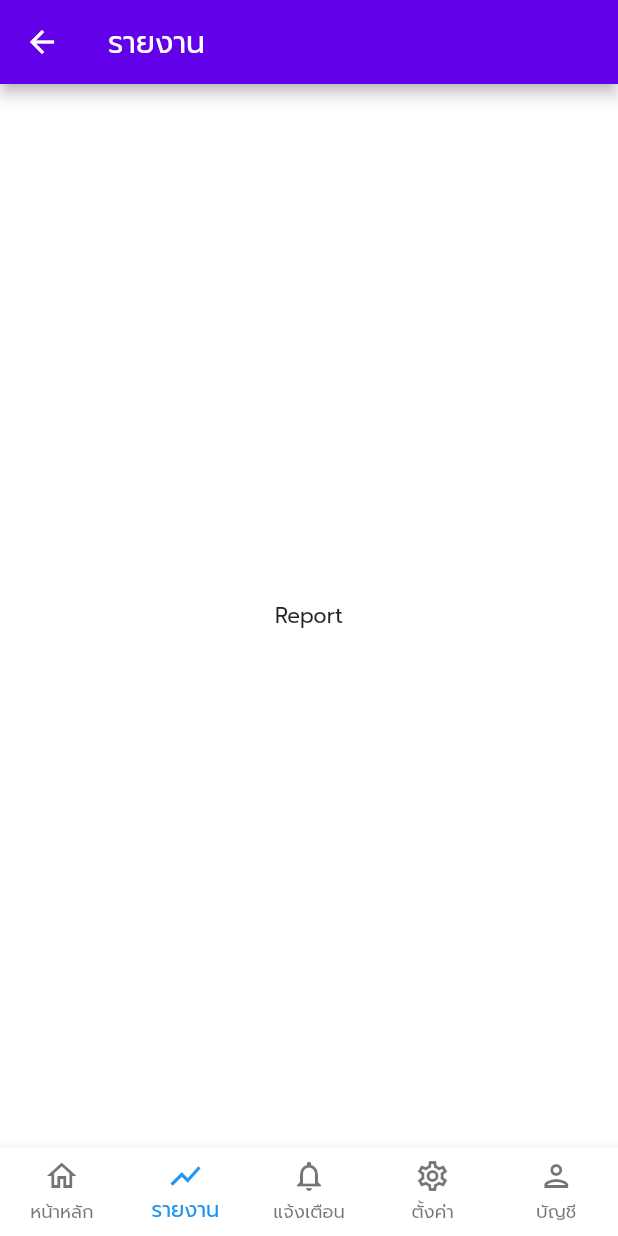
After one commit to iamsamitdev/nsostock, a Flutter app: the DashboardScreen screen opened by its route, item 2 of the bottom bar chosen, on a phone screen of 412 x 824 dp. The commit adds this screen. Run offline on Flutter 3.47's test engine with Material 2 defaults, Android fonts, the phone set to English and light mode, and no system bars; our stand-ins replace introduction_screen; project files that could hold a hidden picture were left out.

Commit message:
update bottomnav menu

```diff
--- a/lib/routers.dart
+++ b/lib/routers.dart
@@ -1,4 +1,5 @@
 import 'package:flutter/material.dart';
+import 'package:nsostock/screens/dashboard/dashboard_screen.dart';
 import 'package:nsostock/screens/login/login_screen.dart';
 import 'package:nsostock/screens/onboarding/onboarding_screen.dart';
 import 'package:nsostock/screens/register/register_screen.dart';
@@ -8,4 +9,5 @@ Map<String, WidgetBuilder> routes = {
   "/onboarding":(BuildContext context) => OnboardingScreen(),
   "/login":(BuildContext context) => LoginScreen(),
   "/register":(BuildContext context) => RegisterScreen(),
+  "/dashboard":(BuildContext context) => DashboardScreen(),
 };
--- /dev/null
+++ b/lib/screens/bottomnavmenu/report/report_screen.dart
@@ -0,0 +1,17 @@
+import 'package:flutter/material.dart';
+
+class ReportScreen extends StatefulWidget {
+  ReportScreen({Key? key}) : super(key: key);
+
+  @override
+  _ReportScreenState createState() => _ReportScreenState();
+}
+
+class _ReportScreenState extends State<ReportScreen> {
+  @override
+  Widget build(BuildContext context) {
+    return Scaffold( // fscaff
+      body: Center(child: Text('Report'),),
+    );
+  }
+}
--- /dev/null
+++ b/lib/screens/dashboard/dashboard_screen.dart
@@ -0,0 +1,92 @@
+import 'package:flutter/material.dart';
+import 'package:nsostock/screens/bottomnavmenu/account/account_screen.dart';
+import 'package:nsostock/screens/bottomnavmenu/home/home_screen.dart';
+import 'package:nsostock/screens/bottomnavmenu/notification/notification_screen.dart';
+import 'package:nsostock/screens/bottomnavmenu/report/report_screen.dart';
+import 'package:nsostock/screens/bottomnavmenu/setting/setting_screen.dart';
+import 'package:nsostock/utils/constants.dart'; // fim
+
+// statefulW
+class DashboardScreen extends StatefulWidget {
+  DashboardScreen({Key? key}) : super(key: key);
+
+  @override
+  _DashboardScreenState createState() => _DashboardScreenState();
+}
+
+class _DashboardScreenState extends State<DashboardScreen> {
+
+  // สร้างตัวแปรไว้เก็บ list รายการของ tab bottomNavigation และ App Bar
+  int _currentIndex = 0;
+  String _title = app_name;
+
+  // สร้าง List เก็บรายการ Screen
+  List<Widget> _children = [
+    HomeScreen(),
+    ReportScreen(),
+    NotificationScreen(),
+    SettingScreen(),
+    AccountScreen()
+  ];
+
+  // เขียนเงื่อนไขการเปลี่ยน tab
+  void onTabTapped(int index){
+    setState(() {
+      _currentIndex = index;
+      switch(index){
+        case 0:
+          _title = dashboard_title;
+          break;
+        case 1:
+          _title = report_title;
+          break;
+        case 2:
+          _title = notification_title;
+          break;
+        case 3:
+          _title = setting_title;
+          break;
+        case 4:
+          _title = account_title;
+          break;
+      }
+    });
+  }
+
+  @override
+  Widget build(BuildContext context) {
+    return Scaffold( // fscaff
+      appBar: AppBar(
+        title: Text('$_title'),
+      ),
+      body: _children[_currentIndex],
+      bottomNavigationBar: BottomNavigationBar(
+        onTap: onTabTapped,
+        currentIndex: _currentIndex,
+        type: BottomNavigationBarType.fixed,
+        items: [
+          BottomNavigationBarItem(
+            icon: Icon(Icons.home_outlined),
+            label: dashboard_title
+          ),
+          BottomNavigationBarItem(
+            icon: Icon(Icons.show_chart_outlined),
+            label: report_title
+          ),
+          BottomNavigationBarItem(
+            icon: Icon(Icons.notifications_outlined),
+            label: notification_title
+          ),
+          BottomNavigationBarItem(
+            icon: Icon(Icons.settings_outlined),
+            label: setting_title
+          ),
+          BottomNavigationBarItem(
+            icon: Icon(Icons.person_outlined),
+            label: account_title
+          ),
+        ],
+      ),
+    );
+  }
+}
--- a/lib/screens/onboarding/onboarding_screen.dart
+++ b/lib/screens/onboarding/onboarding_screen.dart
@@ -16,7 +16,7 @@ class _OnboardingScreenState extends State<OnboardingScreen> {
   // ฟังก์ชันเมื่อแสดง slide ถึงหน้าสุดท้าย
   void _onIntroEnd(context) {
     // Navigator.push(context, MaterialPageRoute(builder: (context) => LoginScreen()));
-    Navigator.pushNamed(context, '/login');
+    Navigator.pushReplacementNamed(context, '/login');
   }
 
   // สร้างฟังก์ชันเก็บ path รูป
--- a/lib/utils/constants.dart
+++ b/lib/utils/constants.dart
@@ -1,5 +1,5 @@
 // API Constant
-const String baseAPIURL = 'http://localhost/nso_flutter_api/public/api/';
+const String baseAPIURL = 'http://localhost:8080/nso_flutter_api/public/api/';
 
 // System App name
 const String app_name = 'MiniStock';
--- a/pubspec.yaml
+++ b/pubspec.yaml
@@ -29,6 +29,7 @@ dependencies:
   # Use with the CupertinoIcons class for iOS style icons.
   cupertino_icons: ^1.0.2
   introduction_screen: ^2.1.0
+  http: ^0.13.3
 
 dev_dependencies:
   flutter_test:
```
Also changed, not shown: lib/screens/bottomnavmenu/account/account_screen.dart (added, +17 -0 lines), lib/screens/bottomnavmenu/home/home_screen.dart (added, +18 -0 lines), lib/screens/bottomnavmenu/notification/notification_screen.dart (added, +17 -0 lines), lib/screens/bottomnavmenu/setting/setting_screen.dart (added, +17 -0 lines), lib/screens/login/login_screen.dart (+50 -1 lines), lib/services/rest_api.dart (added, +23 -0 lines), pubspec.lock.
